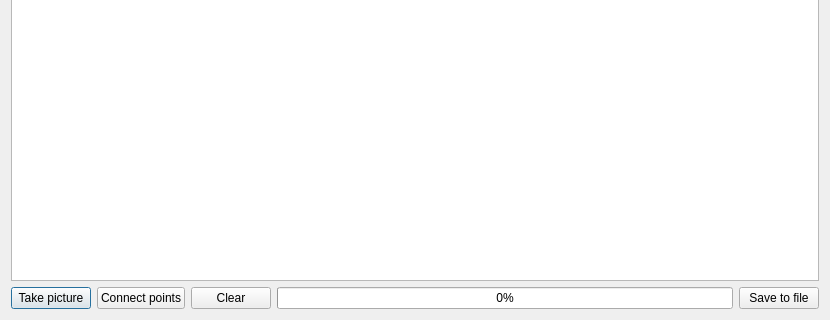
Before: the Qt Designer form ui-qt/detectionareaeditdialog.ui in UFOID/UFO-Detector, drawn with Qt 5; both pictures show x 0 to 830 and y 250 to 570 of the 830 by 570 pixel window.
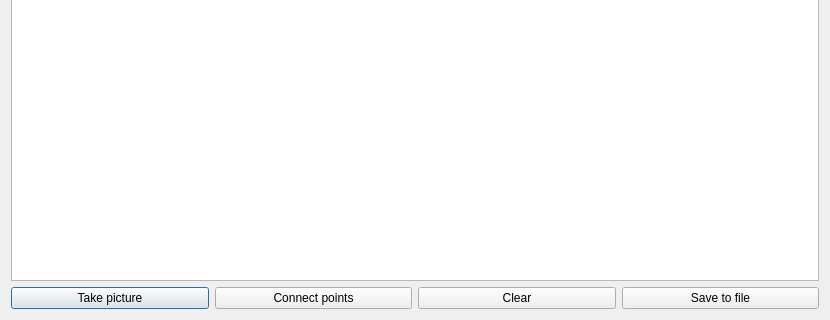
After: the same form once the commit is applied.

Commit message: Removed progress bar from detection area editor

What changed in the file:
```diff
--- a/ui-qt/detectionareaeditdialog.ui
+++ b/ui-qt/detectionareaeditdialog.ui
@@ -80,13 +80,6 @@
        </property>
       </widget>
      </item>
-     <item>
-      <widget class="QProgressBar" name="progressBar">
-       <property name="value">
-        <number>0</number>
-       </property>
-      </widget>
-     </item>
      <item>
       <widget class="QPushButton" name="buttonSave">
        <property name="text">
```
The commit also changes 1 other file.
